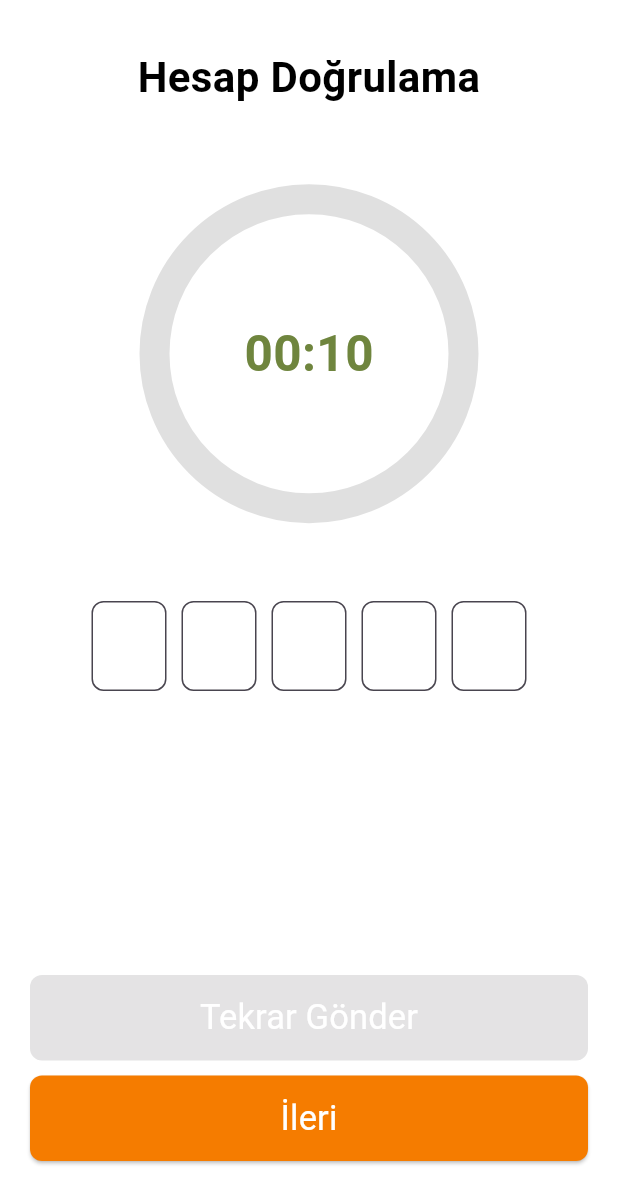
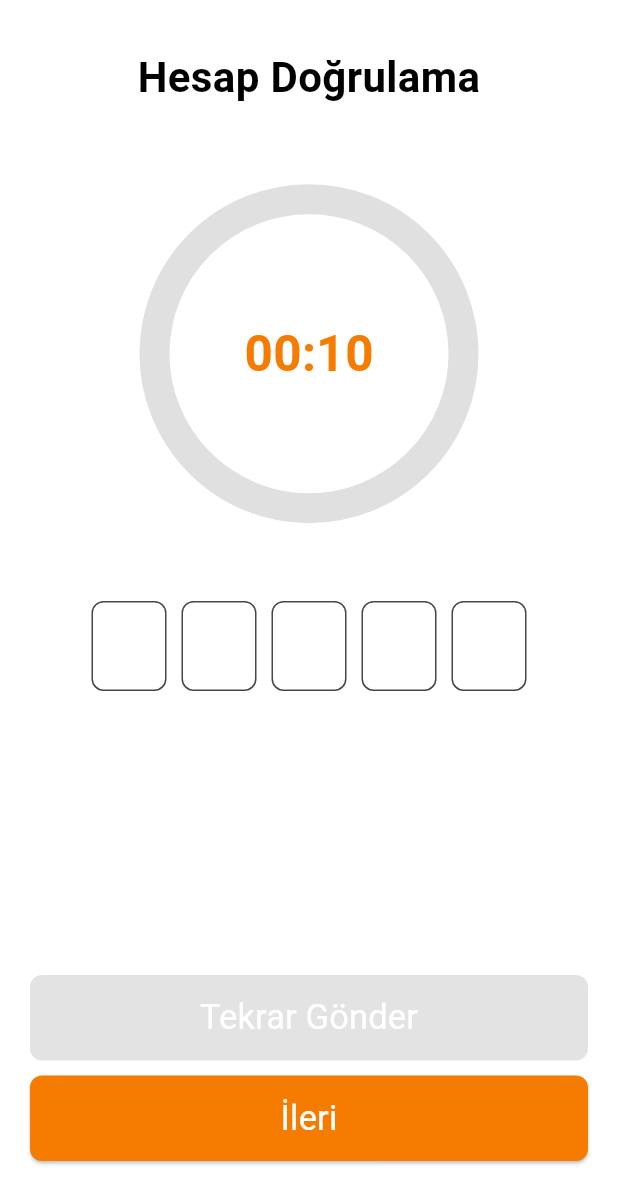
Before and after one commit to alpanet/kidsApp, a Flutter app: the RegisterOtp screen opened by its route, on a phone screen of 412 x 824 dp. Shown: the top 1204 px of the screen. Run offline on Flutter 3.47's test engine with Material 3 defaults, Android fonts, the phone set to English and light mode, and no system bars; drawn by our look-alikes of circular_countdown_timer; our stand-ins replace auto_route, flutter_riverpod, flutter_screenutil, google_fonts, image_picker, intl_phone_field and 3 more; accounts and stored records are empty; network calls fail; project files that could hold a hidden picture were left out.

Commit message:
missing theme dependency fixed

```diff
--- a/lib/ui/components/countdown_component.dart
+++ b/lib/ui/components/countdown_component.dart
@@ -1,6 +1,6 @@
 import 'package:circular_countdown_timer/circular_countdown_timer.dart';
 import 'package:flutter/material.dart';
-import 'package:kids_app/ui/constants/colors.dart';
+import 'package:kids_app/theme.dart';
 
 class CountdownComponent extends StatefulWidget {
   final Function onCompleteCallback;
@@ -30,7 +30,7 @@ class _CountdownComponentState extends State<CountdownComponent> {
       height: MediaQuery.of(context).size.height / 2.5,
       ringColor: Colors.grey[300]!,
       ringGradient: null,
-      fillColor: primaryColor,
+      fillColor: AppTheme.secondBackgoundColor,
       fillGradient: null,
       backgroundColor: Colors.transparent,
       backgroundGradient: null,
@@ -38,7 +38,7 @@ class _CountdownComponentState extends State<CountdownComponent> {
       strokeCap: StrokeCap.round,
       textStyle: const TextStyle(
         fontSize: 33.0,
-        color: primaryColor,
+        color: AppTheme.secondBackgoundColor,
         fontWeight: FontWeight.bold,
       ),
       textAlign: TextAlign.center,
--- a/lib/ui/components/otp_component.dart
+++ b/lib/ui/components/otp_component.dart
@@ -1,4 +1,5 @@
 import 'package:flutter/material.dart';
+import 'package:kids_app/theme.dart';
 
 class OtpInputComponent extends StatefulWidget {
   final ValueChanged<String> onOtpChanged;
@@ -47,7 +48,7 @@ class _OtpInputComponentState extends State<OtpInputComponent> {
               counterText: "",
               border: OutlineInputBorder(
                 borderRadius: BorderRadius.circular(8.0),
-                borderSide: BorderSide(color: Colors.grey.shade300),
+                borderSide: const BorderSide(color: AppTheme.fourthBackgoundColor),
               ),
               filled: true,
               fillColor: Colors.white,
--- a/lib/ui/components/text_input_component.dart
+++ b/lib/ui/components/text_input_component.dart
@@ -1,5 +1,5 @@
 import 'package:flutter/material.dart';
-import 'package:kids_app/ui/constants/colors.dart';
+import 'package:kids_app/theme.dart';
 
 class TextInputComponent extends StatelessWidget {
   final String? label;
@@ -52,7 +52,7 @@ class TextInputComponent extends StatelessWidget {
             contentPadding:
                 const EdgeInsets.symmetric(vertical: 12, horizontal: 5),
             filled: true,
-            fillColor: greyColor,
+            fillColor: AppTheme.primaryBackgoundColor,
             focusedBorder: border.copyWith(
               borderSide: const BorderSide(color: Colors.grey, width: 0.1),
             ),
--- a/lib/ui/constants/colors.dart
+++ /dev/null
@@ -1,5 +0,0 @@
-import 'dart:ui';
-
-const primaryColor = Color(0xFF6F853E);
-const textColor = Color(0xFF757575);
-const greyColor = Color(0xFFF3F3F3);
--- a/lib/ui/screens/register/register_otp.dart
+++ b/lib/ui/screens/register/register_otp.dart
@@ -86,6 +86,7 @@ class _RegisterOtpState extends State<RegisterOtp> {
             crossAxisAlignment: CrossAxisAlignment.stretch,
             children: [
               ButtonComponent(
+                color: AppTheme.thirdBackgoundColor,
                 text: "Tekrar Gönder",
                 enabled: _isButtonEnabled,
                 onPressed: _isButtonEnabled ? _onResendPressed : null,
```
Also changed, not shown: lib/ui/screens/category/category_new_category_page.dart (+25 -11 lines), lib/ui/screens/watchList/watch_new_page.dart (+10 -0 lines), 1 other file.
